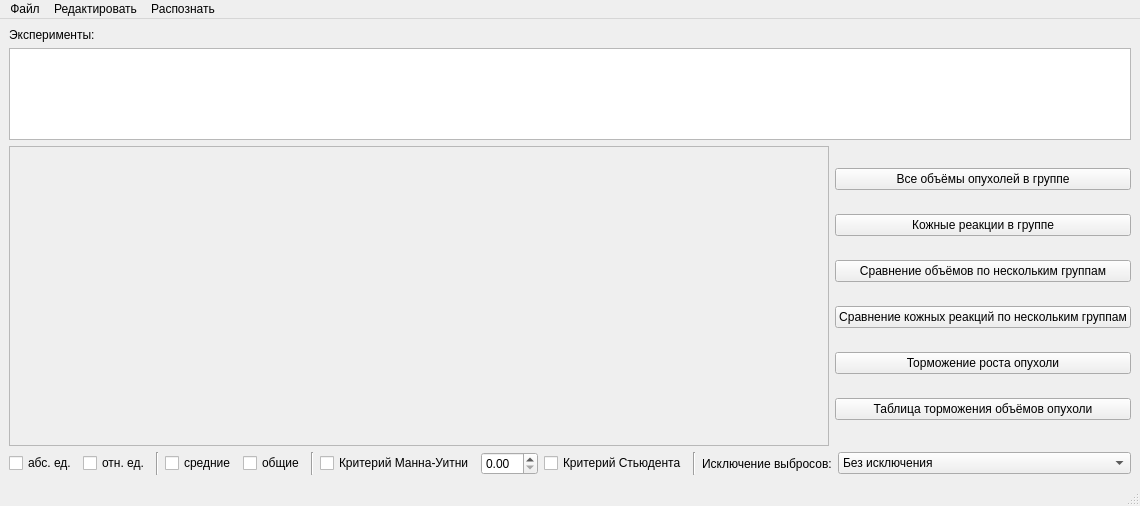
Qt form ui/gui.ui (cobaltCorsair/neuro_stats) before a commit.
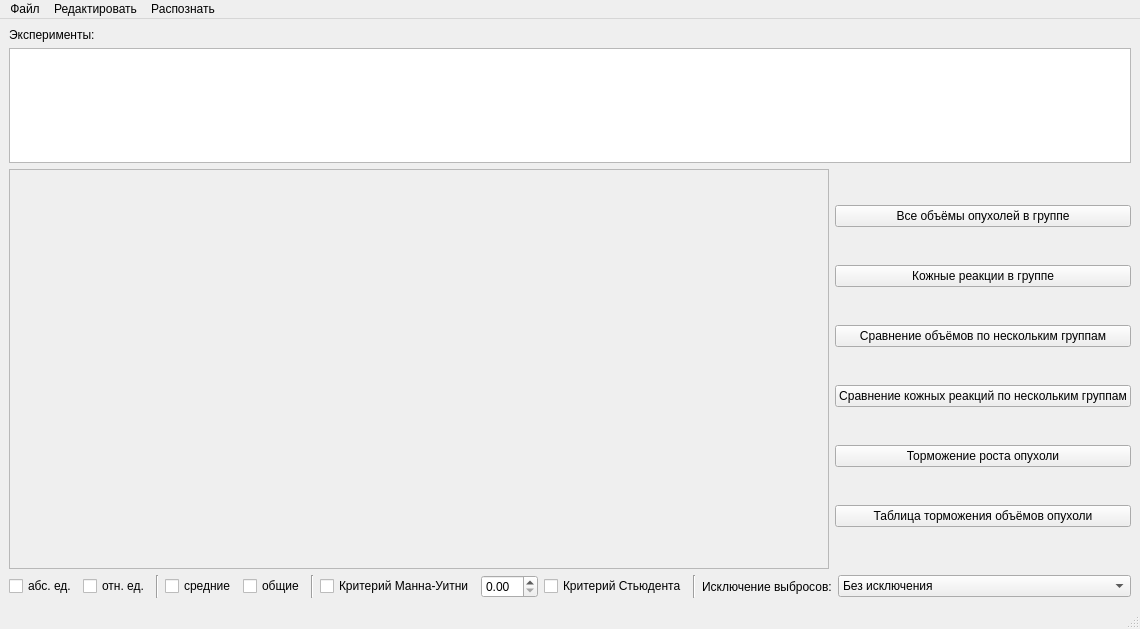
The same form after that commit.

Commit message: Added second func and changed interface

The edit to the form file:
```diff
--- a/ui/gui.ui
+++ b/ui/gui.ui
@@ -7,7 +7,7 @@
     <x>0</x>
     <y>0</y>
     <width>1125</width>
-    <height>506</height>
+    <height>629</height>
    </rect>
   </property>
   <property name="windowTitle">
@@ -81,8 +81,8 @@
             </property>
             <property name="minimumSize">
              <size>
-              <width>650</width>
-              <height>300</height>
+              <width>700</width>
+              <height>400</height>
              </size>
             </property>
             <property name="frameShape">
```
The commit also changes 4 other files.
